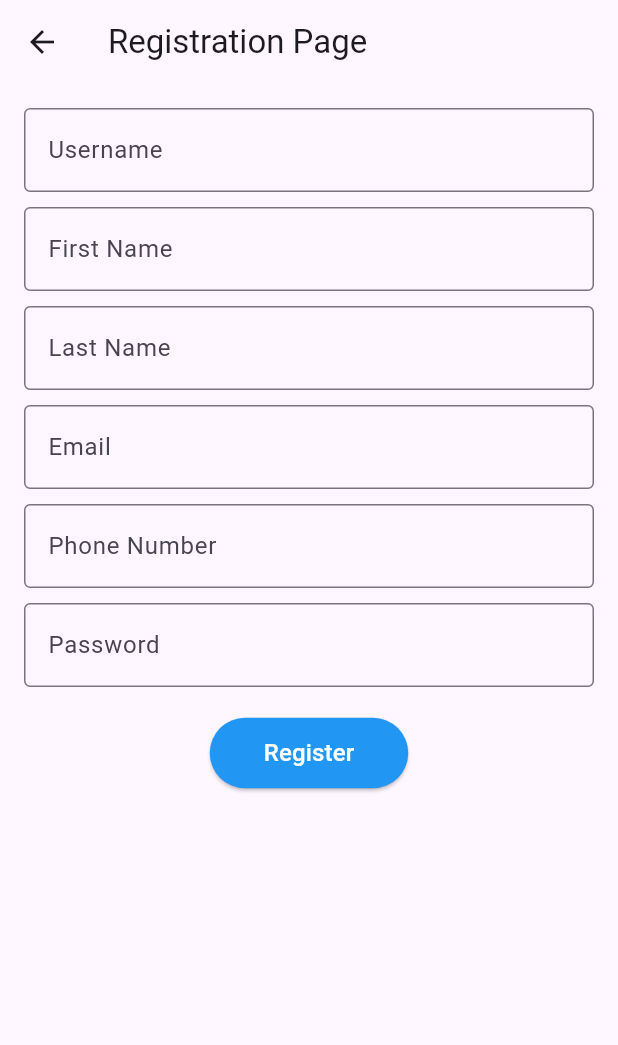
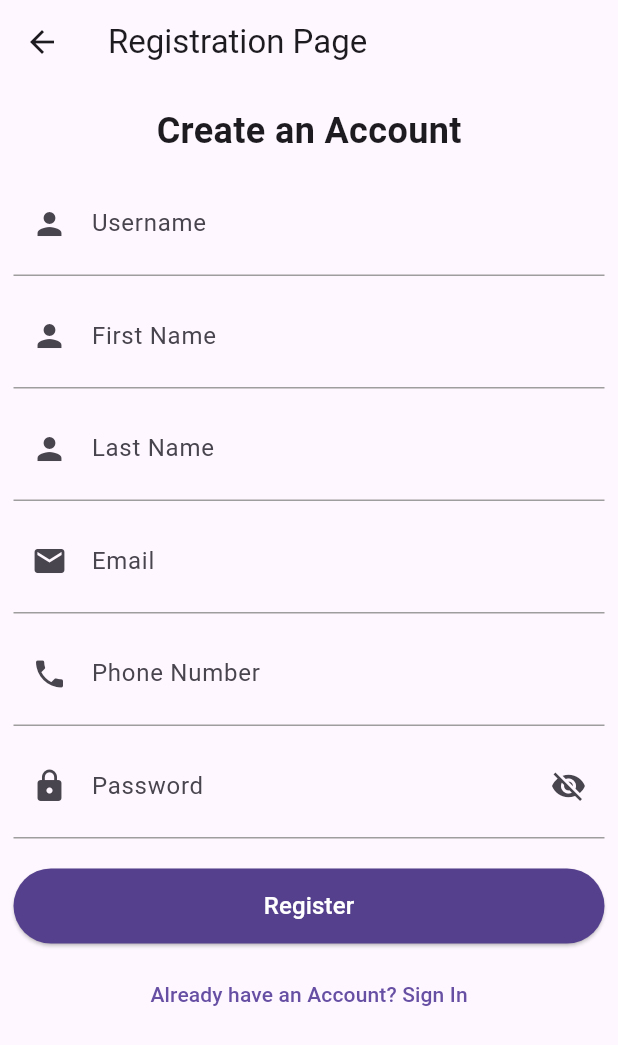
Before and after one commit to khaoulakanboua/demande_mobile, a Flutter app: the screen it shows after launch, after a tap on an icon or button, on a phone screen of 412 x 824 dp. Shown: the top 1045 px of the screen. Run offline on Flutter 3.47's test engine with Material 3 defaults, Android fonts, the phone set to English and light mode, and no system bars; our stand-ins replace shared_preferences; network calls fail.

Commit message:
Login et Register

```diff
--- a/lib/ListDemande.dart
+++ b/lib/ListDemande.dart
@@ -86,7 +86,7 @@ class _MyHomePageState extends State<MyHomePage> {
 
   Future<void> fetchData() async {
     final response =
-        await http.get(Uri.parse('http://192.168.8.195:8060/api/demande/all'));
+        await http.get(Uri.parse('http://172.20.10.4:8060/api/demande/all'));
 
     if (response.statusCode == 200) {
       setState(() {
@@ -260,7 +260,7 @@ class _MyHomePageState extends State<MyHomePage> {
   Future<void> acceptDemande(int id) async {
     try {
       final response = await http.put(
-        Uri.parse('http://192.168.8.195:8060/api/demande/accept/$id'),
+        Uri.parse('http://172.20.10.4:8060/api/demande/accept/$id'),
       );
 
       if (response.statusCode == 200) {
@@ -275,8 +275,9 @@ class _MyHomePageState extends State<MyHomePage> {
 
   Future<void> rejectDemande(int id) async {
     try {
+
       final response = await http.put(
-        Uri.parse('http:/192.168.8.195:8060/api/demande/reject/$id'),
+        Uri.parse('http://172.20.10.4:8060/api/demande/reject/$id'),
       );
 
       if (response.statusCode == 200) {
@@ -302,7 +303,7 @@ class _MyHomePageState extends State<MyHomePage> {
   Future<void> fetchDetails(int id) async {
     try {
       final response = await http.get(
-        Uri.parse('http://192.168.8.195:8060/api/demande/id/$id'),
+        Uri.parse('http://172.20.10.4:8060/api/demande/id/$id'),
       );
 
       if (response.statusCode == 200) {
--- a/lib/UserListDemande.dart
+++ b/lib/UserListDemande.dart
@@ -101,7 +101,7 @@ class _MyHomePageState extends State<UserListPage> {
     final prefs = await SharedPreferences.getInstance();
     String? username = prefs.getString('username');
     final response = await http.get(
-      Uri.parse('http://192.168.8.195:8060/api/demande/findbyuser/$username'),
+      Uri.parse('http://172.20.10.4:8060/api/demande/findbyuser/$username'),
     );
 
     if (response.statusCode == 200) {
@@ -116,7 +116,7 @@ class _MyHomePageState extends State<UserListPage> {
   Future<void> deleteDemande(int id) async {
     try {
       final response = await http.delete(
-        Uri.parse('http://192.168.8.195:8060/api/demande/delete/$id'),
+        Uri.parse('http://172.20.10.4:8060/api/demande/delete/$id'),
       );
 
       if (response.statusCode == 200) {
@@ -192,7 +192,7 @@ class _MyHomePageState extends State<UserListPage> {
   Future<void> updateDemande(int id, UserDemandeDetails details) async {
     try {
       final response = await http.put(
-        Uri.parse('http://192.168.8.195:8060/api/demande/update/$id'),
+        Uri.parse('http://1172.20.10.4:8060/api/demande/update/$id'),
         body: json.encode(details.toJson()),
         headers: {'Content-Type': 'application/json'},
       );
@@ -419,7 +419,7 @@ class _MyHomePageState extends State<UserListPage> {
   Future<void> fetchDetails(int id) async {
     try {
       final response = await http.get(
-        Uri.parse('http://192.168.8.195:8060/api/demande/id/$id'),
+        Uri.parse('http://172.20.10.4:8060/api/demande/id/$id'),
       );
 
       if (response.statusCode == 200) {
--- a/lib/addDemande.dart
+++ b/lib/addDemande.dart
@@ -25,7 +25,7 @@ class _AddDemandeWidgetState extends State<AddDemandeWidget> {
       final prefs = await SharedPreferences.getInstance();
       int? userId = prefs.getInt('id');
       final response = await http.post(
-        Uri.parse('http://192.168.8.195:8060/api/demande/save'),
+        Uri.parse('http://172.20.10.4:8060/api/demande/save'),
         headers: {
           'Content-Type': 'application/json',
         },
--- a/lib/login.dart
+++ b/lib/login.dart
@@ -1,10 +1,10 @@
+import 'package:flutter/material.dart';
+import 'package:http/http.dart' as http;
 import 'dart:convert';
+import 'package:shared_preferences/shared_preferences.dart';
 import 'package:demande_mobile/ListDemande.dart';
 import 'package:demande_mobile/UserListDemande.dart';
 import 'package:demande_mobile/register.dart';
-import 'package:flutter/material.dart';
-import 'package:http/http.dart' as http;
-import 'package:shared_preferences/shared_preferences.dart';
 
 class LoginPage extends StatefulWidget {
   @override
@@ -14,6 +14,8 @@ class LoginPage extends StatefulWidget {
 class _LoginPageState extends State<LoginPage> {
   TextEditingController usernameController = TextEditingController();
   TextEditingController passwordController = TextEditingController();
+
+  bool isPasswordVisible = false;
 
   Future<void> loginUser() async {
     final String url = 'http://192.168.8.195:8060/api/auth/signin';
@@ -91,40 +93,74 @@ class _LoginPageState extends State<LoginPage> {
           child: Column(
             mainAxisAlignment: MainAxisAlignment.center,
             children: [
+              SizedBox(height: 20),
               Text(
-                'Login',
+                'Welcome Back to School Event!',
                 style: TextStyle(fontSize: 24, fontWeight: FontWeight.bold),
               ),
-              SizedBox(height: 20),
+              SizedBox(height: 20),  // Ajout d'un espace de 20 pixels
+              Container(
+                width: 150,
+                height: 150,
+                decoration: BoxDecoration(
+                  shape: BoxShape.circle,
+                  boxShadow: [
+                    BoxShadow(
+                      color: Colors.black.withOpacity(0.2),
+                      blurRadius: 10,
+                      offset: Offset(0, 5),
+                    ),
+                  ],
+                ),
+                child: Image.asset(
+                  'assets/graduated.png',
+                  fit: BoxFit.cover,
+                ),
+              ),
+              SizedBox(height: 20),  // Ajout d'un espace de 20 pixels
               TextField(
                 controller: usernameController,
                 decoration: InputDecoration(
-                  labelText: 'Username',
-                  border: OutlineInputBorder(),
+                  hintText: 'Enter your username',
+                  prefixIcon: Icon(Icons.person),
+                  focusedBorder: UnderlineInputBorder(
+                    borderSide: BorderSide(color: Colors.blue),
+                  ),
                 ),
               ),
-              SizedBox(height: 10),
+              SizedBox(height: 10),  // Ajout d'un espace de 10 pixels
               TextField(
                 controller: passwordController,
-                obscureText: true,
+                obscureText: !isPasswordVisible,
                 decoration: InputDecoration(
-                  labelText: 'Password',
-                  border: OutlineInputBorder(),
+                  hintText: 'Enter your password',
+                  prefixIcon: Icon(Icons.lock),
+                  suffixIcon: IconButton(
+                    icon: Icon(
+                      isPasswordVisible ? Icons.visibility : Icons.visibility_off,
+                    ),
+                    onPressed: () {
+                      setState(() {
+                        isPasswordVisible = !isPasswordVisible;
+                      });
+                    },
+                  ),
+                  focusedBorder: UnderlineInputBorder(
+                    borderSide: BorderSide(color: Colors.blue),
+                  ),
                 ),
               ),
-              SizedBox(height: 20),
+              SizedBox(height: 20),  // Ajout d'un espace de 20 pixels
               ElevatedButton(
                 onPressed: () => loginUser(),
                 style: ElevatedButton.styleFrom(
                   foregroundColor: Colors.white,
-                  backgroundColor: Colors.blue, // Text color
+                  backgroundColor: const Color(0xFF54408C),
+                  minimumSize: Size(double.infinity, 50),
                 ),
-                child: Padding(
-                  padding: const EdgeInsets.all(12.0),
-                  child: Text('Login', style: TextStyle(fontSize: 16)),
-                ),
+                child: Text('Login', style: TextStyle(fontSize: 16)),
               ),
-              SizedBox(height: 10),
+              SizedBox(height: 10),  // Ajout d'un espace de 10 pixels
               TextButton(
                 onPressed: () => navigateToRegistration(),
                 child: Text('Don\'t have an account? Register here'),
--- a/lib/register.dart
+++ b/lib/register.dart
@@ -1,4 +1,5 @@
 import 'dart:convert';
+import 'package:demande_mobile/login.dart';
 import 'package:flutter/material.dart';
 import 'package:http/http.dart' as http;
 
@@ -14,6 +15,8 @@ class _RegistrationPageState extends State<RegistrationPage> {
   TextEditingController emailController = TextEditingController();
   TextEditingController phoneNumberController = TextEditingController();
   TextEditingController passwordController = TextEditingController();
+
+  bool isPasswordVisible = false;
 
   Future<void> registerUser() async {
     final String url = 'http://192.168.8.195:8060/api/auth/signup';
@@ -45,6 +48,12 @@ class _RegistrationPageState extends State<RegistrationPage> {
     }
   }
 
+void navigateToLogin() {
+    Navigator.push(
+      context,
+      MaterialPageRoute(builder: (context) => LoginPage()),
+    );
+  }
   @override
   Widget build(BuildContext context) {
     return Scaffold(
@@ -53,69 +62,72 @@ class _RegistrationPageState extends State<RegistrationPage> {
       ),
       body: SingleChildScrollView(
         child: Padding(
-          padding: const EdgeInsets.all(16.0),
+          padding: const EdgeInsets.all(9.0),
           child: Column(
             mainAxisAlignment: MainAxisAlignment.center,
             children: [
-              TextField(
-                controller: usernameController,
-                decoration: InputDecoration(
-                  labelText: 'Username',
-                  border: OutlineInputBorder(),
-                ),
+              SizedBox(height: 5),
+              Text(
+                'Create an Account',
+                style: TextStyle(fontSize: 24, fontWeight: FontWeight.bold),
               ),
               SizedBox(height: 10),
-              TextField(
+              buildTextField(
+                controller: usernameController,
+                labelText: 'Username',
+                icon: Icons.person,
+              ),
+              SizedBox(height: 5),
+              buildTextField(
                 controller: firstNameController,
-                decoration: InputDecoration(
-                  labelText: 'First Name',
-                  border: OutlineInputBorder(),
-                ),
+                labelText: 'First Name',
+                icon: Icons.person,
               ),
-              SizedBox(height: 10),
-              TextField(
+              SizedBox(height: 5),
+              buildTextField(
                 controller: lastNameController,
-                decoration: InputDecoration(
-                  labelText: 'Last Name',
-                  border: OutlineInputBorder(),
-                ),
+                labelText: 'Last Name',
+                icon: Icons.person,
               ),
-              SizedBox(height: 10),
-              TextField(
+              SizedBox(height: 5),
+              buildTextField(
                 controller: emailController,
-                decoration: InputDecoration(
-                  labelText: 'Email',
-                  border: OutlineInputBorder(),
-                ),
+                labelText: 'Email',
+                icon: Icons.email,
               ),
-              SizedBox(height: 10),
-              TextField(
+              SizedBox(height: 5),
+              buildTextField(
                 controller: phoneNumberController,
-                decoration: InputDecoration(
-                  labelText: 'Phone Number',
-                  border: OutlineInputBorder(),
-                ),
+                labelText: 'Phone Number',
+                icon: Icons.phone,
               ),
-              SizedBox(height: 10),
-              TextField(
+              SizedBox(height: 5),
+              buildTextField(
                 controller: passwordController,
-                obscureText: true,
-                decoration: InputDecoration(
-                  labelText: 'Password',
-                  border: OutlineInputBorder(),
-                ),
+                labelText: 'Password',
+                icon: Icons.lock,
+                isPassword: true,
+                isPasswordVisible: isPasswordVisible,
+                togglePasswordVisibility: () {
+                  setState(() {
+                    isPasswordVisible = !isPasswordVisible;
+                  });
+                },
               ),
               SizedBox(height: 20),
               ElevatedButton(
                 onPressed: () => registerUser(),
                 style: ElevatedButton.styleFrom(
                   foregroundColor: Colors.white,
-                  backgroundColor: Colors.blue, // Text color
+                  backgroundColor: const Color(0xFF54408C),
+                  minimumSize: Size(double.infinity, 50),
                 ),
-                child: Padding(
-                  padding: const EdgeInsets.all(12.0),
-                  child: Text('Register', style: TextStyle(fontSize: 16)),
-                ),
+                child: Text('Register', style: TextStyle(fontSize: 16)),
+              ),
+              SizedBox(height: 10),  // Ajout d'un espace de 10 pixels
+              TextButton(
+                onPressed: () => navigateToLogin(),
+                child: Text('Already have an Account? Sign In'),
               ),
             ],
           ),
@@ -123,6 +135,41 @@ class _RegistrationPageState extends State<RegistrationPage> {
       ),
     );
   }
+
+ Widget buildTextField({
+  required TextEditingController controller,
+  required String labelText,
+  required IconData icon,
+  bool isPassword = false,
+  bool isPasswordVisible = false,
+  VoidCallback? togglePasswordVisibility,
+}) {
+  return TextField(
+    controller: controller,
+    obscureText: isPassword && !isPasswordVisible,
+    decoration: InputDecoration(
+      labelText: labelText,
+      prefixIcon: Icon(icon),
+      enabledBorder: UnderlineInputBorder(
+        borderSide: BorderSide(color: Colors.grey), // Bordure désactivée
+      ),
+      focusedBorder: UnderlineInputBorder(
+        borderSide: BorderSide(color: Colors.blue), // Bordure activée
+      ),
+      suffixIcon: isPassword
+          ? IconButton(
+              icon: Icon(
+                isPasswordVisible
+                    ? Icons.visibility
+                    : Icons.visibility_off,
+              ),
+              onPressed: togglePasswordVisibility,
+            )
+          : null,
+      contentPadding: EdgeInsets.symmetric(vertical: 15.0, horizontal: 15.0),
+    ),
+  );
+}
 }
 
 void main() {
--- a/pubspec.yaml
+++ b/pubspec.yaml
@@ -21,3 +21,6 @@ dev_dependencies:
 
 flutter:
   uses-material-design: true
+  assets:
+    - assets/s.png
+    - assets/graduated.png
```
Also changed, not shown: assets/graduated.png (added), assets/s.png (added).
